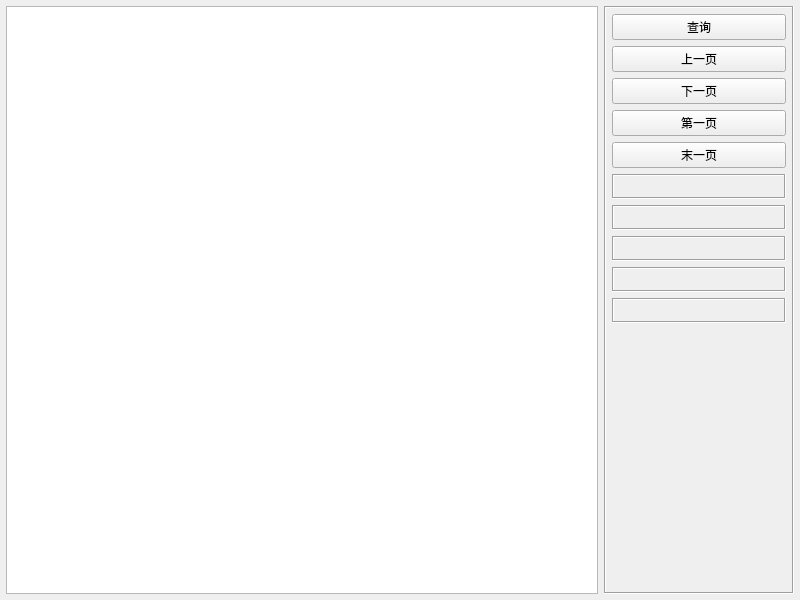
This is src/frmdbpage.ui in MickeyMouse2020/industrialPanel as Qt 5 draws it before an edit. The edited form follows.
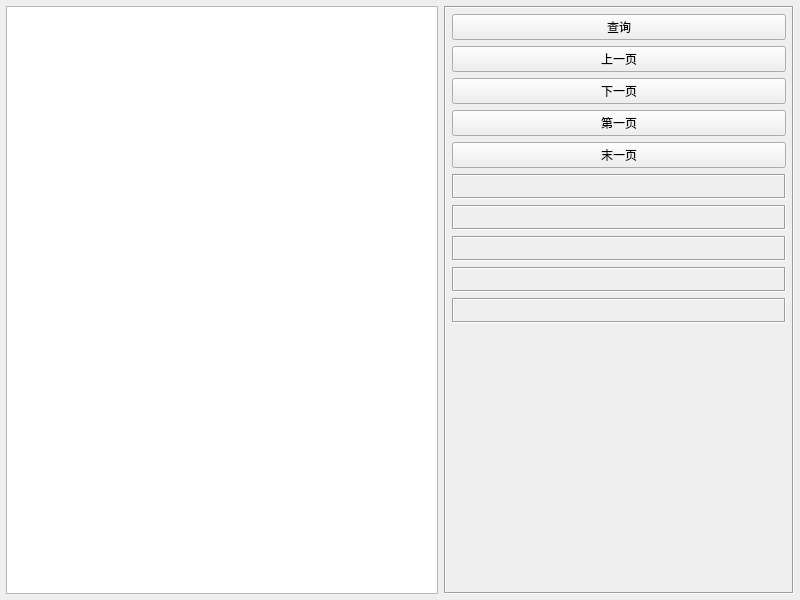
This is the edited form.

The edit to the form file:
```diff
--- a/src/frmdbpage.ui
+++ b/src/frmdbpage.ui
@@ -13,7 +13,7 @@
   <property name="windowTitle">
    <string>Form</string>
   </property>
-  <layout class="QHBoxLayout" name="horizontalLayout">
+  <layout class="QHBoxLayout" name="horizontalLayout" stretch="5,1">
    <property name="leftMargin">
     <number>6</number>
    </property>
@@ -27,34 +27,19 @@
     <number>6</number>
    </property>
    <item>
-    <widget class="QSplitter" name="splitter">
-     <property name="orientation">
-      <enum>Qt::Vertical</enum>
-     </property>
-     <property name="opaqueResize">
-      <bool>false</bool>
-     </property>
-     <widget class="QTableView" name="tableMain">
-      <property name="styleSheet">
-       <string notr="true"/>
-      </property>
-      <attribute name="horizontalHeaderMinimumSectionSize">
-       <number>24</number>
-      </attribute>
-     </widget>
-    </widget>
+    <widget class="QTableView" name="tableMain"/>
    </item>
    <item>
     <widget class="QFrame" name="frameBottom">
      <property name="minimumSize">
       <size>
-       <width>190</width>
+       <width>350</width>
        <height>0</height>
       </size>
      </property>
      <property name="maximumSize">
       <size>
-       <width>190</width>
+       <width>400</width>
        <height>16777215</height>
       </size>
      </property>
```
